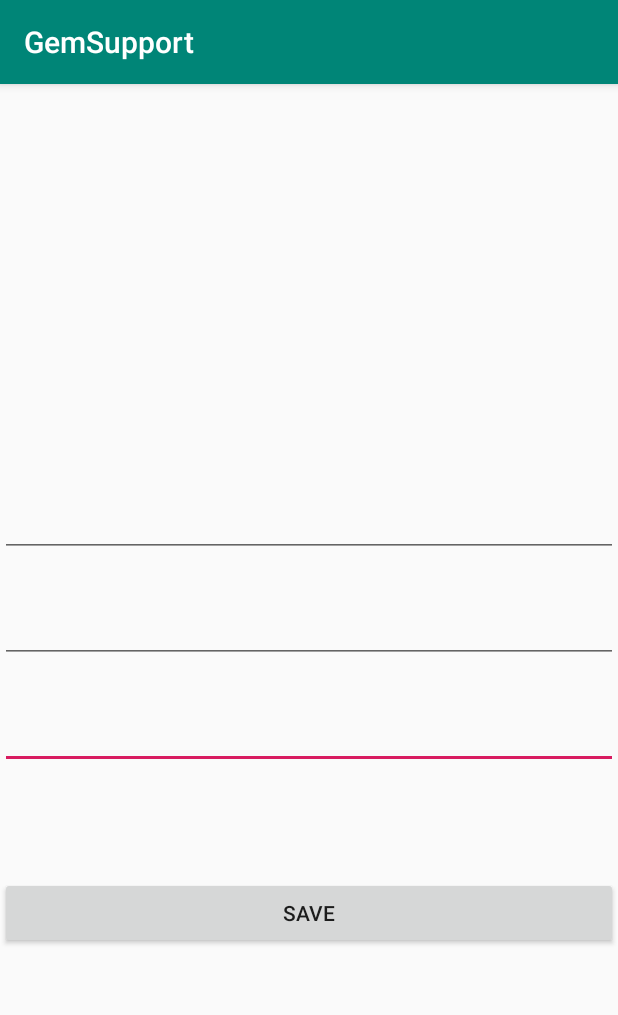
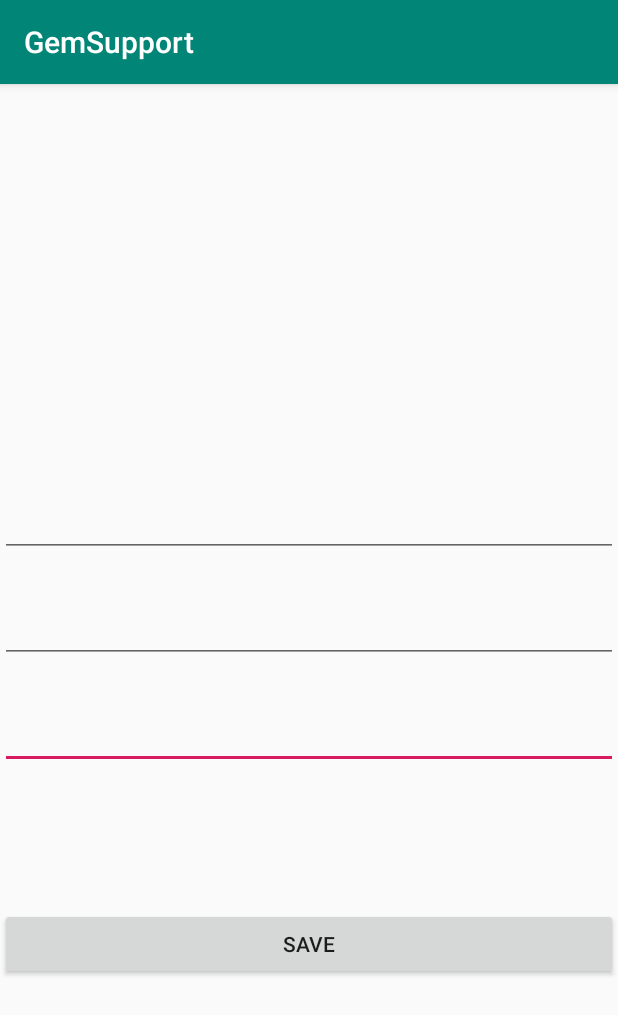
Before and after one commit to sahanmadu/GemMSupportApp, an Android app: the EditUeserAccount screen opened directly, with no data from a screen before it, on a phone screen of 412 x 824 dp. Shown: the top 1015 px of the screen. Run offline under Robolectric (Android 15) with nearby library versions, the phone set to English and light mode, and no system bars; our stand-ins replace Firebase (no records; nobody signed in at launch, a user with empty details on screens opened directly).

Commit message:
updated error in changing user details activity layout

```diff
--- a/app/src/main/AndroidManifest.xml
+++ b/app/src/main/AndroidManifest.xml
@@ -24,7 +24,9 @@
         </activity>
         <activity android:name=".WeatherSearch" />
         <activity android:name=".Weather"></activity>
-        <activity android:name=".EditUeserAccount" />
+        <activity android:name=".EditUeserAccount" >
+
+        </activity>
         <activity android:name=".UserAccount" />
         <activity android:name=".HomePage" />
         <activity android:name=".Register" />
--- a/app/src/main/java/com/example/gemsupport/EditUeserAccount.java
+++ b/app/src/main/java/com/example/gemsupport/EditUeserAccount.java
@@ -48,6 +48,7 @@ public class EditUeserAccount extends AppCompatActivity {
         fullname=findViewById(R.id.txtName);
         emails=findViewById(R.id.txtEmail);
         pno1=findViewById(R.id.txtPno);
+        myProfile=findViewById(R.id.imageView3);
         save=findViewById(R.id.btnSave);
 
         myProfile.setOnClickListener(new View.OnClickListener() {
--- a/app/src/main/res/layout/activity_edit_ueser_account.xml
+++ b/app/src/main/res/layout/activity_edit_ueser_account.xml
@@ -65,8 +65,10 @@
         android:layout_width="0dp"
         android:layout_height="wrap_content"
         android:layout_marginTop="72dp"
+        android:layout_marginBottom="150dp"
         android:text="SAVE"
         android:textAlignment="center"
+        app:layout_constraintBottom_toBottomOf="parent"
         app:layout_constraintEnd_toEndOf="parent"
         app:layout_constraintStart_toStartOf="parent"
         app:layout_constraintTop_toBottomOf="@+id/txtPno" />
```
Also changed, not shown: app/src/main/java/com/example/gemsupport/UserAccount.java (+5 -5 lines).
